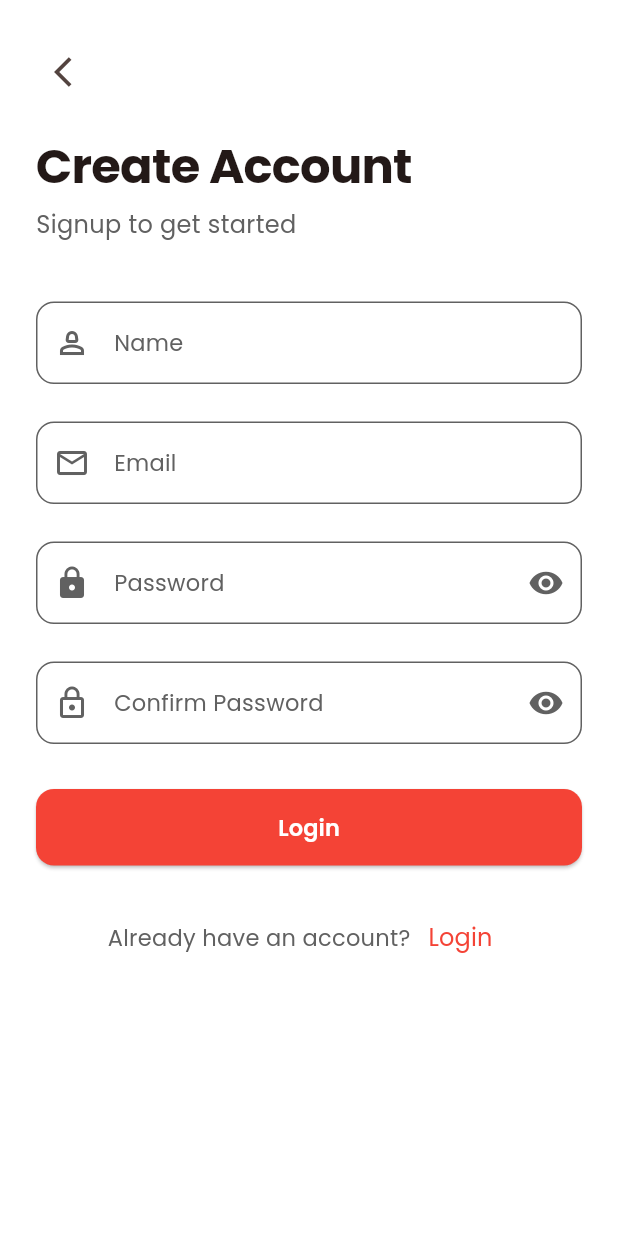
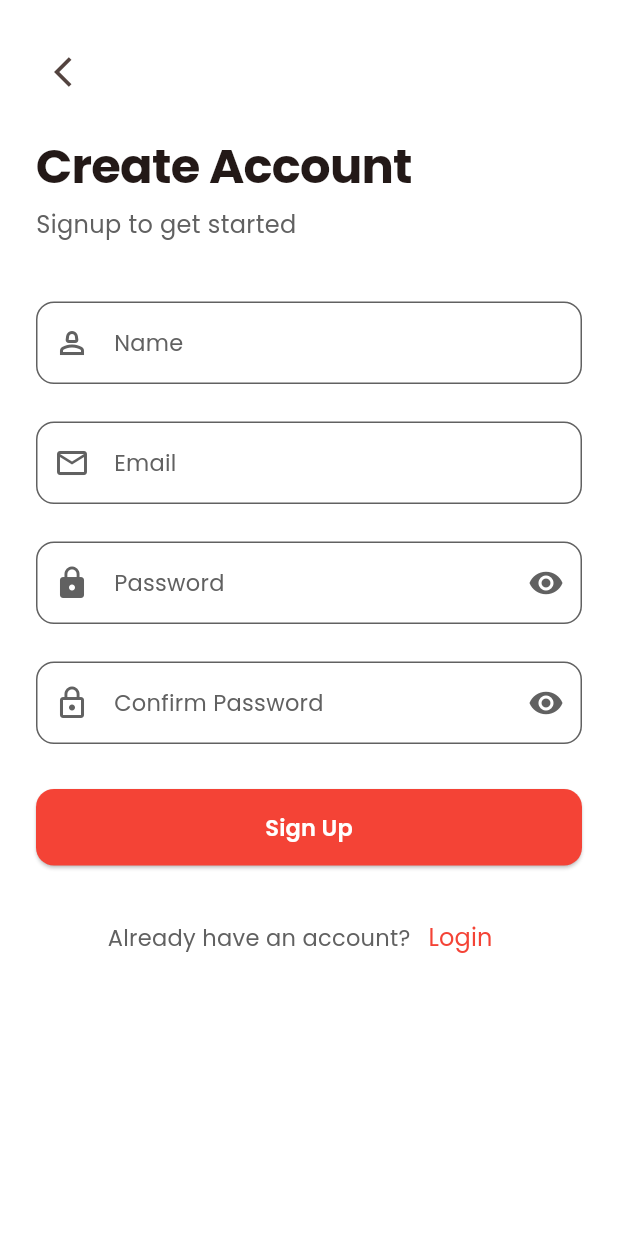
Before and after one commit to ganeshchay2021/E_commerce_modernUI, a Flutter app: the SignUpScreen screen opened directly, on a phone screen of 412 x 824 dp. Run offline on Flutter 3.47's test engine with Material 3 defaults, Android fonts, the phone set to English and light mode, and no system bars; our stand-ins replace bloc, email_validator, flutter_bloc, google_fonts, shared_preferences; accounts and stored records are empty.

Commit message:
some modification on signup screen

```diff
--- a/lib/view/signup/signup_screen.dart
+++ b/lib/view/signup/signup_screen.dart
@@ -195,7 +195,7 @@ class _SignUpScreenState extends State<SignUpScreen> {
                   height: 30,
                 ),
 
-                //login button
+                //Sign up button
                 SizedBox(
                   width: double.infinity,
                   child: ElevatedButton(
@@ -207,7 +207,7 @@ class _SignUpScreenState extends State<SignUpScreen> {
                         ),
                         backgroundColor: Theme.of(context).primaryColor),
                     child: Text(
-                      "Login",
+                      "Sign Up",
                       style: AppTextstyles.withColor(
                           AppTextstyles.buttonMedium, Colors.white),
                     ),
```
